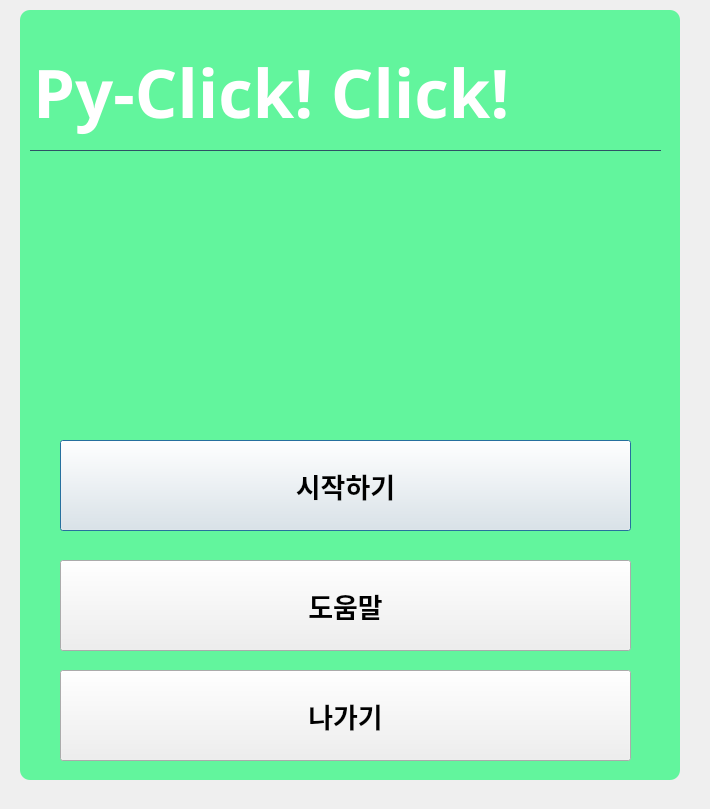
Before: the Qt Designer form UserFilterCamera-Project/Project/pyClick.ui in Eundding/UserFilterProject, drawn with Qt 5.
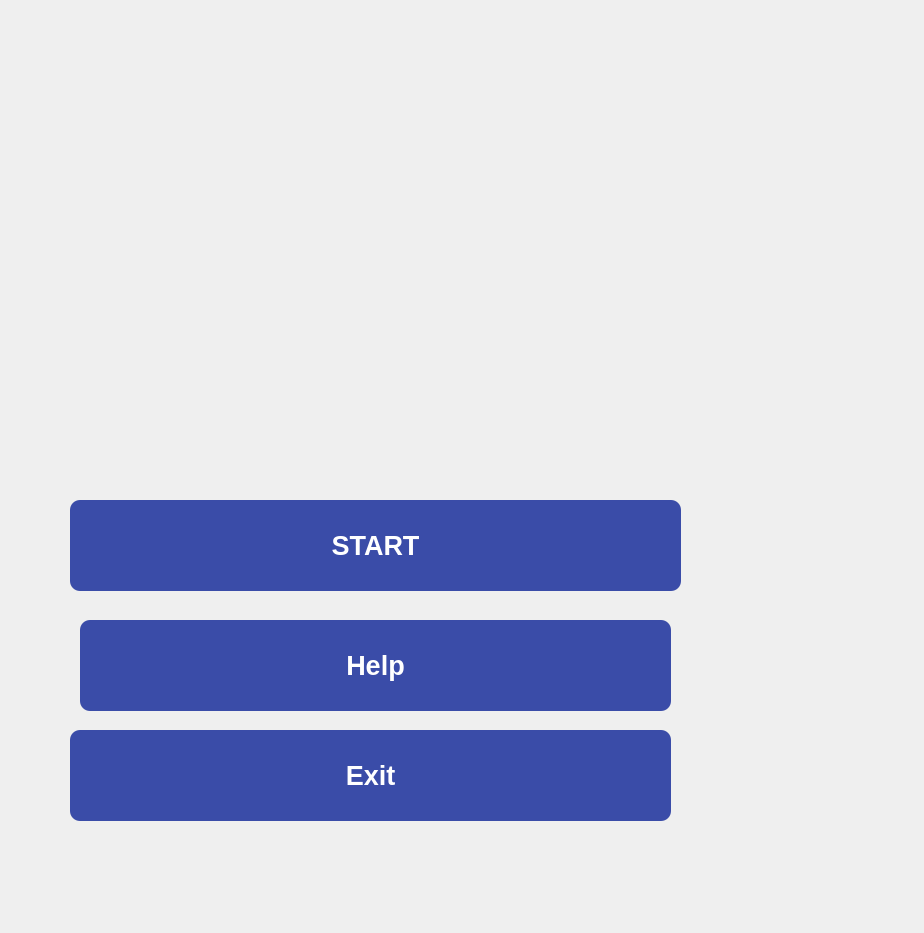
After: the same form once the commit is applied.

Diff of the .ui file:
```diff
--- a/UserFilterCamera-Project/Project/pyClick.ui
+++ b/UserFilterCamera-Project/Project/pyClick.ui
@@ -6,8 +6,8 @@
    <rect>
     <x>0</x>
     <y>0</y>
-    <width>710</width>
-    <height>809</height>
+    <width>924</width>
+    <height>933</height>
    </rect>
   </property>
   <property name="windowTitle">
@@ -18,8 +18,8 @@
     <rect>
      <x>20</x>
      <y>10</y>
-     <width>660</width>
-     <height>770</height>
+     <width>691</width>
+     <height>881</height>
     </rect>
    </property>
    <property name="font">
@@ -28,47 +28,54 @@
     </font>
    </property>
    <property name="styleSheet">
-    <string notr="true">background-color:rgba(0, 250, 100, 150);
+    <string notr="true">background-color:rgba(0, 0, 0, 0);
 border-radius:10px;</string>
    </property>
    <property name="text">
     <string/>
    </property>
   </widget>
-  <widget class="QLineEdit" name="lineEdit">
+  <widget class="QPushButton" name="btn_3">
    <property name="geometry">
     <rect>
-     <x>30</x>
-     <y>40</y>
-     <width>631</width>
-     <height>111</height>
+     <x>70</x>
+     <y>730</y>
+     <width>601</width>
+     <height>91</height>
     </rect>
    </property>
    <property name="font">
     <font>
-     <family>Arial Rounded MT Bold</family>
-     <pointsize>50</pointsize>
+     <pointsize>20</pointsize>
      <weight>75</weight>
      <bold>true</bold>
     </font>
    </property>
    <property name="styleSheet">
-    <string notr="true">background-color:rgba(0,0,0,0);
-border:1px solid rgba(0,0,0,0);
-border-bottom-color:rgba(46, 82, 101, 255);
-color:rgb(255,255,255);
-padding-bottom:7px;</string>
+    <string notr="true">QPushButton{
+	color: rgb(23, 156, 145);
+	color: rgb(76, 141, 131);
+	color:rgb(0,0,0);
+	background-color:rgb(58, 76, 168);
+	color: rgb(255, 255, 255);
+	border:0px solid;
+	border-radius:10px;
+}
+QPushButton:hover{
+	background-color:rgb(23, 156, 145);
+}
+</string>
    </property>
    <property name="text">
-    <string>Py-Click! Click!</string>
+    <string>Exit</string>
    </property>
   </widget>
   <widget class="QPushButton" name="btn_1">
    <property name="geometry">
     <rect>
-     <x>60</x>
-     <y>440</y>
-     <width>571</width>
+     <x>70</x>
+     <y>500</y>
+     <width>611</width>
      <height>91</height>
     </rect>
    </property>
@@ -82,70 +89,59 @@
     </font>
    </property>
    <property name="styleSheet">
-    <string notr="true"/>
+    <string notr="true">QPushButton{
+	color: rgb(23, 156, 145);
+	color: rgb(76, 141, 131);
+	color:rgb(0,0,0);
+	background-color:rgb(58, 76, 168);
+	color: rgb(255, 255, 255);
+	border:0px solid;
+	border-radius:10px;
+}
+QPushButton:hover{
+	background-color:rgb(23, 156, 145);
+}
+</string>
    </property>
    <property name="text">
-    <string>시작하기</string>
+    <string>START</string>
    </property>
   </widget>
   <widget class="QPushButton" name="btn_2">
    <property name="geometry">
     <rect>
-     <x>60</x>
-     <y>560</y>
-     <width>571</width>
-     <height>91</height>
-    </rect>
-   </property>
-   <property name="font">
-    <font>
-     <pointsize>20</pointsize>
-     <weight>75</weight>
-     <bold>true</bold>
-     <underline>false</underline>
-     <kerning>true</kerning>
-    </font>
-   </property>
-   <property name="text">
-    <string>도움말</string>
-   </property>
-  </widget>
-  <widget class="QPushButton" name="btn_3">
-   <property name="geometry">
-    <rect>
-     <x>60</x>
-     <y>670</y>
-     <width>571</width>
-     <height>91</height>
-    </rect>
-   </property>
-   <property name="font">
-    <font>
-     <pointsize>20</pointsize>
-     <weight>75</weight>
-     <bold>true</bold>
-     <underline>false</underline>
-     <kerning>true</kerning>
-    </font>
-   </property>
-   <property name="text">
-    <string>나가기</string>
-   </property>
-  </widget>
-  <widget class="QLabel" name="label_2">
-   <property name="geometry">
-    <rect>
      <x>80</x>
-     <y>174</y>
-     <width>511</width>
-     <height>251</height>
+     <y>620</y>
+     <width>591</width>
+     <height>91</height>
     </rect>
    </property>
+   <property name="font">
+    <font>
+     <pointsize>20</pointsize>
+     <weight>75</weight>
+     <bold>true</bold>
+     <underline>false</underline>
+     <kerning>true</kerning>
+    </font>
+   </property>
+   <property name="styleSheet">
+    <string notr="true">QPushButton{
+	color: rgb(23, 156, 145);
+	color: rgb(76, 141, 131);
+	color:rgb(0,0,0);
+	background-color:rgb(58, 76, 168);
+	color: rgb(255, 255, 255);
+	border:0px solid;
+	border-radius:10px;
+}
+QPushButton:hover{
+	background-color:rgb(23, 156, 145);
+}
+</string>
+   </property>
    <property name="text">
-    <string/>
-   </property>
-   <property name="alignment">
-    <set>Qt::AlignCenter</set>
+    <string>Help</string>
    </property>
   </widget>
  </widget>
```
Left out of the diff: 6 changed lines with no effect on the pictures.
